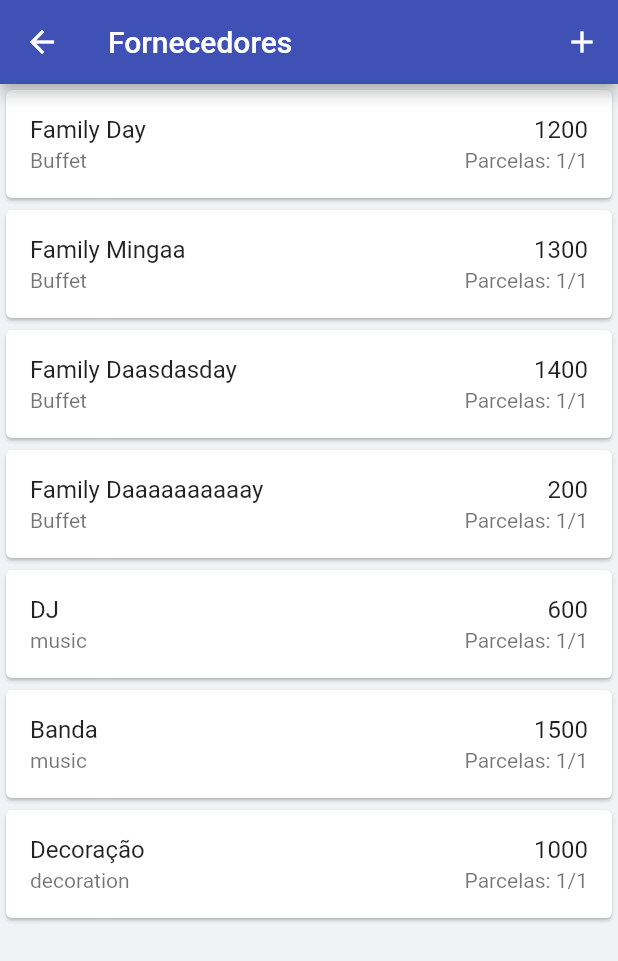
After one commit to lParanhos/wedding_planner, a Flutter app: the Suppliers screen opened by its route, on a phone screen of 412 x 824 dp. The commit adds this screen. Shown: the top 961 px of the screen. Run offline on Flutter 3.47's test engine with Material 2 defaults, Android fonts, the light colour scheme and no system bars; our stand-ins replace flutter_hooks.

Commit message:
create basic of suppliers screen

```diff
--- a/lib/features/home/home.dart
+++ b/lib/features/home/home.dart
@@ -26,16 +26,16 @@ class Home extends StatelessWidget {
               ),
             ),
             ListTile(
+              title: Text('Padrinhos'),
               onTap: () => Navigator.pushNamed(context, Routes.groomsmen),
-              title: Text('Padrinhos'),
             ),
             ListTile(
+              title: Text('Convidados'),
               onTap: () => Navigator.pushNamed(context, Routes.guests),
-              title: Text('Convidados'),
             ),
             ListTile(
-              onTap: () {},
               title: Text('Fornecedores'),
+              onTap: () => Navigator.pushNamed(context, Routes.suppliers),
             ),
           ],
         ),
--- /dev/null
+++ b/lib/features/suppliers/suppliers.dart
@@ -0,0 +1,22 @@
+import 'package:flutter/material.dart';
+import 'package:weeding_planner/features/suppliers/suppliers_list.dart';
+
+class Suppliers extends StatelessWidget {
+  @override
+  Widget build(BuildContext context) {
+    return Scaffold(
+      appBar: AppBar(
+        title: Text('Fornecedores'),
+        actions: [
+          IconButton(
+            icon: Icon(Icons.add),
+            onPressed: () {},
+          ),
+        ],
+      ),
+      body: Container(
+        child: SuppliersList(),
+      ),
+    );
+  }
+}
--- /dev/null
+++ b/lib/features/suppliers/suppliers_list.dart
@@ -0,0 +1,88 @@
+import 'package:flutter/material.dart';
+
+class SuppliersList extends StatelessWidget {
+  final suppliers = [
+    {
+      'name': 'Family Day',
+      'category': 'Buffet',
+      'amount': 1200,
+      'dueDate': DateTime.now(),
+      'payments': [
+        {'date': DateTime.now(), 'amount': 50, 'status': 'paid'},
+        {
+          'date': DateTime.now().add(Duration(days: 20)),
+          'amount': 50,
+          'status': 'waiting'
+        },
+        {
+          'date': DateTime.now().add(Duration(days: 40)),
+          'amount': 50,
+          'status': 'waiting'
+        },
+      ]
+    },
+    {
+      'name': 'Family Mingaa',
+      'category': 'Buffet',
+      'amount': 1300,
+      'dueDate': DateTime.now()
+    },
+    {
+      'name': 'Family Daasdasday',
+      'category': 'Buffet',
+      'amount': 1400,
+      'dueDate': DateTime.now()
+    },
+    {
+      'name': 'Family Daaaaaaaaaay',
+      'category': 'Buffet',
+      'amount': 200,
+      'dueDate': DateTime.now()
+    },
+    {
+      'name': 'DJ',
+      'category': 'music',
+      'amount': 600,
+      'dueDate': DateTime.now()
+    },
+    {
+      'name': 'Banda',
+      'category': 'music',
+      'amount': 1500,
+      'dueDate': DateTime.now()
+    },
+    {
+      'name': 'Decoração',
+      'category': 'decoration',
+      'amount': 1000,
+      'dueDate': DateTime.now()
+    },
+  ];
+
+  @override
+  Widget build(BuildContext context) {
+    return ListView.builder(
+      itemCount: suppliers.length,
+      itemBuilder: (context, index) {
+        return Card(
+          child: ListTile(
+            title: Row(
+              mainAxisAlignment: MainAxisAlignment.spaceBetween,
+              children: [
+                Text(suppliers[index]['name']),
+                Text(suppliers[index]['amount'].toString()),
+              ],
+            ),
+            subtitle: Row(
+              mainAxisAlignment: MainAxisAlignment.spaceBetween,
+              children: [
+                Text(suppliers[index]['category']),
+                Text('Parcelas: 1/1'),
+              ],
+            ),
+          ),
+        );
+      },
+    );
+  }
+}
--- a/lib/routes.dart
+++ b/lib/routes.dart
@@ -2,6 +2,7 @@ import 'package:flutter/material.dart';
 import 'package:weeding_planner/features/groomsmen_weeding/groomsmen.dart';
 import 'package:weeding_planner/features/guests/guests.dart';
 import 'package:weeding_planner/features/home/home.dart';
+import 'package:weeding_planner/features/suppliers/suppliers.dart';
 import 'package:weeding_planner/features/welcome/welcome.dart';
 
 class Routes {
@@ -9,6 +10,7 @@ class Routes {
   static const home = '/home';
   static const groomsmen = '/groomsmen';
   static const guests = '/guests';
+  static const suppliers = '/suppliers';
 }
 
 extension RoutesMap on Routes {
@@ -17,5 +19,6 @@ extension RoutesMap on Routes {
         Routes.home: (context) => Home(),
         Routes.groomsmen: (context) => Groomsmen(),
         Routes.guests: (context) => Guests(),
+        Routes.suppliers: (context) => Suppliers(),
       };
 }
```
